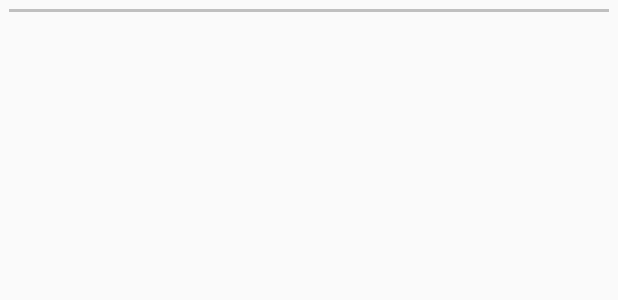
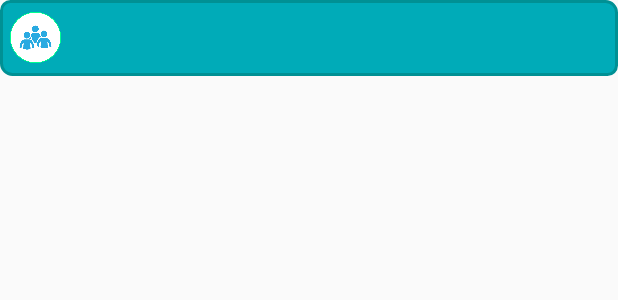
Before and after one commit to jbs2706/ActorTemplateApp_Android, an Android app: the layout row_actor.xml on its own in the app's theme, with its tools: preview values and no code run, on a phone screen of 412 x 824 dp. Shown: the top 300 px of the screen. Run offline under Robolectric (Android 15) with nearby library versions, the phone set to English and light mode, and no system bars.

Commit message:
grafische update. Bugfix voor inloggen op telefoon

```diff
--- a/app/build.gradle
+++ b/app/build.gradle
@@ -39,8 +39,8 @@ dependencies {
     androidTestCompile('com.android.support.test.espresso:espresso-core:2.2.2', {
         exclude group: 'com.android.support', module: 'support-annotations'
     })
-    compile 'com.android.support:appcompat-v7:25.1.0'
-    compile 'com.android.support:design:25.1.0'
+    compile 'com.android.support:appcompat-v7:25.3.0'
+    compile 'com.android.support:design:25.3.0'
     testCompile 'junit:junit:4.12'
     compile 'com.android.support:recyclerview-v7:25.3.0'
 }
--- a/app/src/main/AndroidManifest.xml
+++ b/app/src/main/AndroidManifest.xml
@@ -18,10 +18,6 @@
         android:supportsRtl="true"
         android:theme="@style/AppTheme">
 
-        <uses-feature
-            android:name="android.hardware.camera"
-            android:required="true" />
-
         <activity
             android:name=".activity.ShowAllProjects"
             android:label="@string/app_name"
@@ -31,7 +27,7 @@
 
         <activity
             android:name=".activity.SignInActivity"
-            android:label="@string/sign_in">
+            android:label="@string/app_name">
         <intent-filter>
             <action android:name="android.intent.action.MAIN" />
             <category android:name="android.intent.category.LAUNCHER" />
--- /dev/null
+++ b/app/src/main/res/drawable/background_lists.xml
@@ -0,0 +1,19 @@
+<?xml version="1.0" encoding="utf-8"?>
+<shape xmlns:android="http://schemas.android.com/apk/res/android"
+    android:shape="rectangle" >
+    <!-- This is the stroke you want to define -->
+    <stroke android:width="2dp"
+        android:color="@color/colorAccent"/>
+
+    <!-- Optional, round your corners -->
+    <corners android:bottomLeftRadius="7dp"
+        android:topLeftRadius="6dp"
+        android:bottomRightRadius="6dp"
+        android:topRightRadius="7dp" />
+
+    <!-- Optional, fill the rest of your background with a color or gradient, use transparent if you only want the border to be displayed-->
+    <gradient android:startColor="@color/itemColor"
+        android:endColor="@color/itemColor"
+        android:angle="90"/>
+
+</shape>
--- a/app/src/main/res/layout/row_actor.xml
+++ b/app/src/main/res/layout/row_actor.xml
@@ -1,28 +1,32 @@
 <?xml version="1.0" encoding="utf-8"?>
 <RelativeLayout xmlns:android="http://schemas.android.com/apk/res/android"
-    android:layout_width="wrap_content"
+    xmlns:app="http://schemas.android.com/apk/res-auto"
+    android:layout_width="match_parent"
     android:layout_height="wrap_content"
     android:orientation="vertical"
+    android:background="@drawable/background_lists"
     android:padding="6dip">
+
+    <ImageView
+        app:srcCompat="@drawable/actor"
+        android:id="@+id/rowActor_actorIcon"
+        android:adjustViewBounds="false"
+        android:layout_centerVertical="true"
+        android:layout_height="35dp"
+        android:layout_width="35dp" />
     <TextView
         android:layout_width="wrap_content"
         android:id="@+id/rowActor_rolename"
-        android:textSize="16dip"
-        android:textStyle="bold"
-        android:layout_height="wrap_content"/>
+        android:layout_height="wrap_content"
+        android:layout_toRightOf="@id/rowActor_actorIcon"
+        android:textAppearance="@android:style/TextAppearance.WindowTitle" />
 
     <TextView
         android:layout_width="wrap_content"
         android:id="@+id/rowActor_description"
         android:layout_height="wrap_content"
-        android:textSize="14dip"
         android:layout_below="@+id/rowActor_rolename"
-        android:layout_alignParentLeft="true"
-        android:layout_alignParentStart="true"/>
-
-    <View
-        android:layout_width="fill_parent"
-        android:layout_height="2dp"
-        android:background="#c0c0c0"/>
+        android:layout_toRightOf="@id/rowActor_actorIcon"
+        android:textAppearance="@android:style/TextAppearance.WindowTitle" />
 
 </RelativeLayout>
--- a/app/src/main/res/layout/row_archived_actor.xml
+++ b/app/src/main/res/layout/row_archived_actor.xml
@@ -3,6 +3,7 @@
     android:layout_width="wrap_content"
     android:layout_height="wrap_content"
     android:orientation="vertical"
+    android:background="@drawable/background_lists"
     android:padding="6dip">
     <TextView
         android:layout_width="wrap_content"
@@ -20,9 +21,4 @@
         android:layout_alignParentLeft="true"
         android:layout_alignParentStart="true"/>
 
-    <View
-        android:layout_width="fill_parent"
-        android:layout_height="2dp"
-        android:background="#c0c0c0"/>
-
 </RelativeLayout>
--- a/app/src/main/res/layout/row_archived_person.xml
+++ b/app/src/main/res/layout/row_archived_person.xml
@@ -3,6 +3,7 @@
     android:layout_width="wrap_content"
     android:layout_height="wrap_content"
     android:orientation="vertical"
+    android:background="@drawable/background_lists"
     android:padding="6dip">
 
     <TextView
@@ -28,9 +29,4 @@
         android:layout_below="@+id/rowArchivedPerson_email"
         android:layout_alignLeft="@+id/rowArchivedPerson_email"/>
 
-    <View
-        android:layout_width="fill_parent"
-        android:layout_height="2dp"
-        android:background="#c0c0c0"/>
-
 </RelativeLayout>
--- a/app/src/main/res/layout/row_archived_project.xml
+++ b/app/src/main/res/layout/row_archived_project.xml
@@ -3,6 +3,7 @@
     android:layout_width="wrap_content"
     android:layout_height="wrap_content"
     android:orientation="vertical"
+    android:background="@drawable/background_lists"
     android:padding="6dip">
     <TextView
         android:layout_width="match_parent"
@@ -18,9 +19,4 @@
         android:layout_below="@id/rowArchivedProject_title"
         android:layout_alignLeft="@id/rowArchivedProject_title"/>
 
-    <View
-        android:layout_width="fill_parent"
-        android:layout_height="2dp"
-        android:background="#c0c0c0"/>
-
 </RelativeLayout>
--- a/app/src/main/res/values/colors.xml
+++ b/app/src/main/res/values/colors.xml
@@ -1,8 +1,9 @@
 <?xml version="1.0" encoding="utf-8"?>
 <resources>
     <color name="colorPrimary">#164af9</color>
-    <color name="colorPrimaryDark">#b8101f</color>
+    <color name="colorPrimaryDark">#7210b8</color>
     <color name="colorAccent">#009094</color>
-    <color name="red">#ff0000</color>
-    <color name="green">#00ff00</color>
+    <color name="topbar">#ca006fff</color>
+    <color name="itemColor">#00abb8</color>
+    <color name="itemColor2">#ec7a4eb0</color>
 </resources>
```
Also changed, not shown: app/src/main/java/nl/hu/fed/actortemplateapp/activity/BaseActivity.java (+0 -10 lines), app/src/main/java/nl/hu/fed/actortemplateapp/activity/CreatePerson.java (+8 -14 lines), app/src/main/java/nl/hu/fed/actortemplateapp/activity/ShowAllProjects.java (+6 -4 lines), app/src/main/res/layout/activity_create_person.xml (+22 -15 lines), app/src/main/res/layout/activity_show_person_content.xml (+11 -9 lines), app/src/main/res/layout/row_person.xml (+10 -15 lines), app/src/main/res/layout/row_project.xml (+9 -11 lines).
